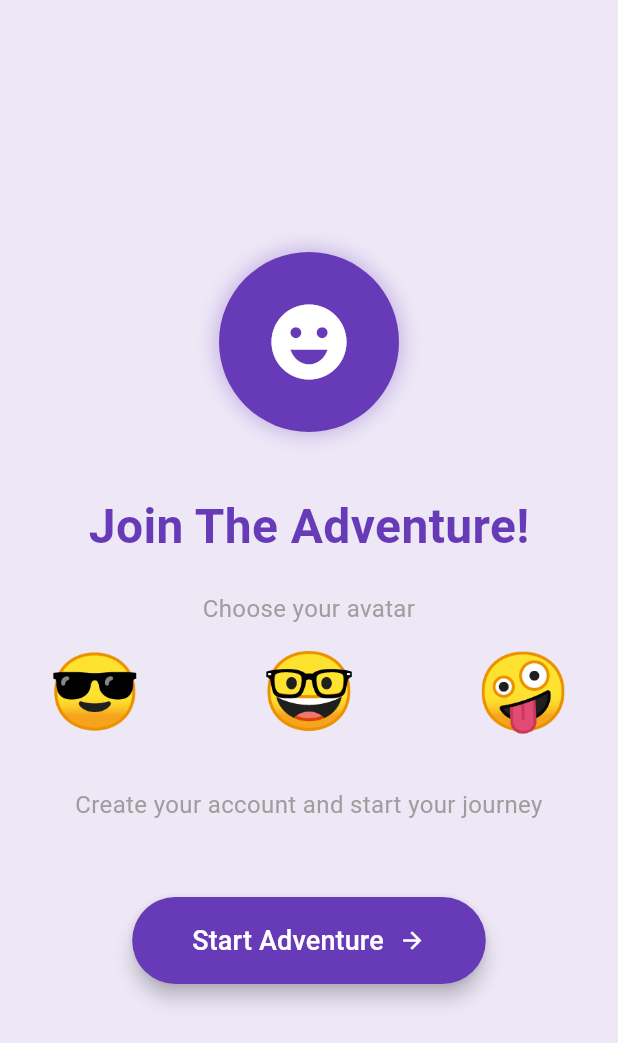
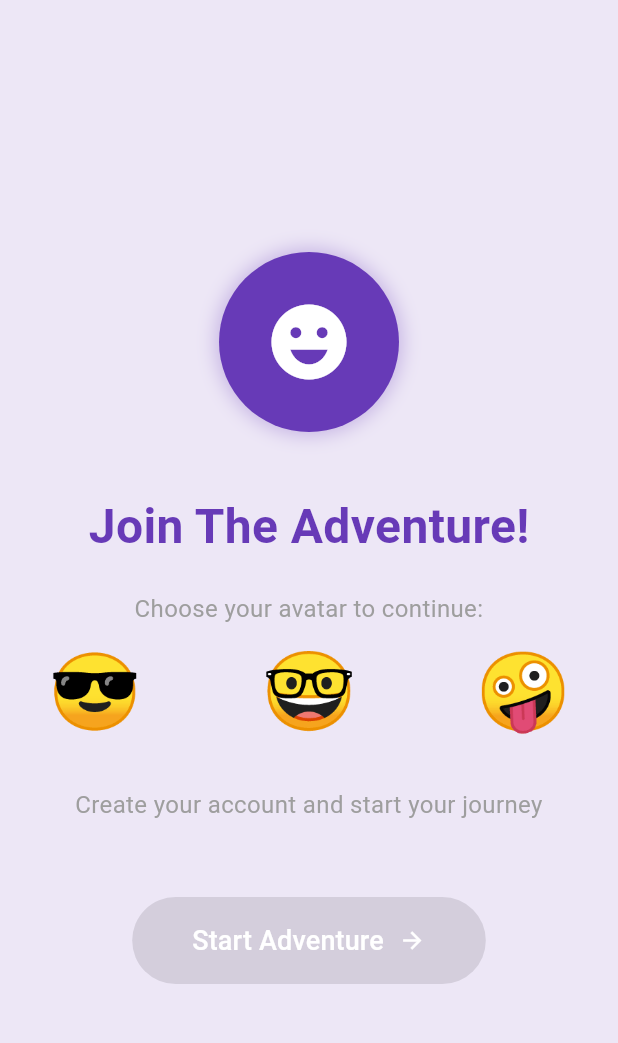
Before and after one commit to lajacl/signup-adventure, a Flutter app: the screen it shows after launch, on a phone screen of 412 x 824 dp. Shown: the top 1043 px of the screen. Run offline on Flutter 3.47's test engine with Material 3 defaults, Android fonts, the light colour scheme and no system bars; drawn by our look-alikes of animated_text_kit; our stand-ins replace confetti.

Commit message:
Refactor avatar options and show picked one larger

```diff
--- a/lib/screens/welcome_screen.dart
+++ b/lib/screens/welcome_screen.dart
@@ -3,9 +3,22 @@ import 'package:animated_text_kit/animated_text_kit.dart';
 import 'package:flutter/material.dart';
 import 'package:signup_adventure/screens/signup_screen.dart';
 
-class WelcomeScreen extends StatelessWidget {
+class WelcomeScreen extends StatefulWidget {
+  const WelcomeScreen({super.key});
+  @override
+  State<WelcomeScreen> createState() => _WelcomeScreenState();
+}
+
+class _WelcomeScreenState extends State<WelcomeScreen> {
+  final List<String> _avatarList = ['😎', '🤓', '🤪'];
   String _avatar = '';
-  // const WelcomeScreen({super.key});
+
+  void _setAvatar(String avatar) {
+    setState(() {
+      _avatar = avatar;
+    });
+  }
+
   @override
   Widget build(BuildContext context) {
     return Scaffold(
@@ -57,26 +70,23 @@ class WelcomeScreen extends StatelessWidget {
               ),
               const SizedBox(height: 20),
               const Text(
-                'Choose your avatar',
+                'Choose your avatar to continue:',
                 textAlign: TextAlign.center,
                 style: TextStyle(fontSize: 16, color: Colors.grey),
               ),
               Row(
                 mainAxisAlignment: MainAxisAlignment.spaceBetween,
-                children: [
-                  TextButton(
-                    onPressed: () => _avatar = '😎',
-                    child: Text('😎', style: TextStyle(fontSize: 50)),
+                children: _avatarList.map((String avatarOption) {
+                  return TextButton(
+                    onPressed: () => _setAvatar(avatarOption),
+                    child: Text(
+                      avatarOption,
+                      style: TextStyle(
+                        fontSize: _avatar == avatarOption ? 100 : 50,
                       ),
-                  TextButton(
-                    onPressed: () => _avatar = '🤓',
-                    child: Text('🤓', style: TextStyle(fontSize: 50)),
                     ),
-                  TextButton(
-                    onPressed: () => _avatar = '🤪',
-                    child: Text('🤪', style: TextStyle(fontSize: 50)),
-                  ),
-                ],
+                  );
+                }).toList(),
               ),
               const SizedBox(height: 20),
               const Text(
@@ -87,7 +97,9 @@ class WelcomeScreen extends StatelessWidget {
               const SizedBox(height: 50),
               // Start Button
               ElevatedButton(
-                onPressed: () {
+                onPressed: _avatar.isEmpty
+                    ? null
+                    : () {
                         Navigator.push(
                           context,
                           MaterialPageRoute(
```
Lines whose indentation alone changed are shown as unchanged.
